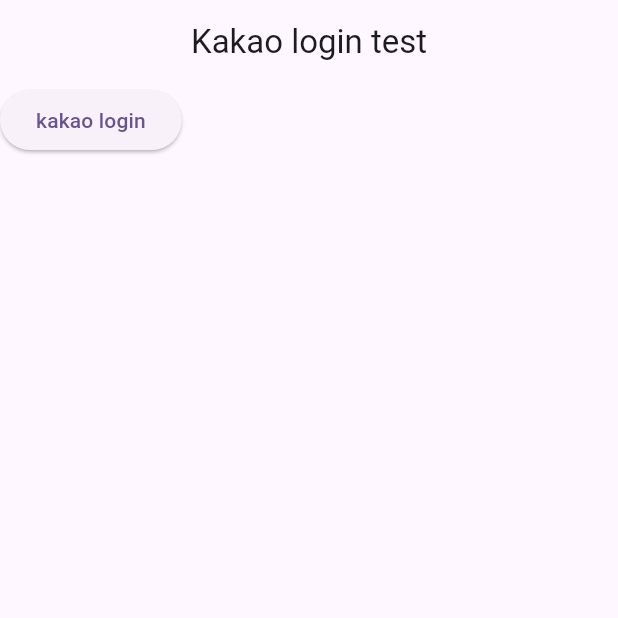
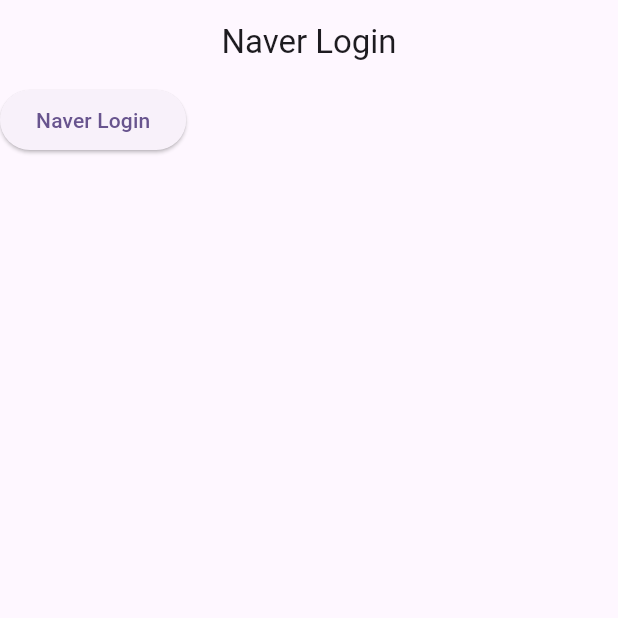
Before and after one commit to donna6355/up_study, a Flutter app: the screen it shows after launch, on a phone screen of 412 x 824 dp, the top half of it. Run offline on Flutter 3.47's test engine with Material 3 defaults, Android fonts, the phone set to English and light mode, and no system bars; missing offline and left inert: flutter_naver_login, kakao_flutter_sdk_user.

Commit message:
[add] naver login

```diff
--- a/lib/main.dart
+++ b/lib/main.dart
@@ -1,5 +1,6 @@
 import 'package:flutter/material.dart';
 import 'package:kakao_flutter_sdk_user/kakao_flutter_sdk_user.dart';
+import 'package:study/naver/naver_login.dart';
 
 import 'kakao/kakao_login.dart';
 
@@ -27,7 +28,7 @@ class MyApp extends StatelessWidget {
         colorScheme: ColorScheme.fromSeed(seedColor: Colors.deepPurple),
         useMaterial3: true,
       ),
-      home: const KakaoLogin(),
+      home: const NaverLogin(),
     );
   }
 }
--- /dev/null
+++ b/lib/naver/naver_login.dart
@@ -0,0 +1,37 @@
+import 'package:flutter/material.dart';
+import 'package:flutter_naver_login/flutter_naver_login.dart';
+
+class NaverLogin extends StatelessWidget {
+  const NaverLogin({super.key});
+
+  Future<void> buttonLoginPressed() async {
+    try {
+      await FlutterNaverLogin.logIn().then((res) {
+        print('accessToken');
+        print(res.accessToken);
+        print('userInfo');
+        print(res.account.toString());
+      });
+    } catch (error) {
+      print('Naver Login Failed $error');
+    }
+  }
+
+  @override
+  Widget build(BuildContext context) {
+    return Scaffold(
+      appBar: AppBar(
+        title: const Text('Naver Login'),
+        centerTitle: true,
+      ),
+      body: Column(
+        children: [
+          ElevatedButton(
+            onPressed: buttonLoginPressed,
+            child: Text('Naver Login'),
+          ),
+        ],
+      ),
+    );
+  }
+}
--- a/pubspec.yaml
+++ b/pubspec.yaml
@@ -37,6 +37,7 @@ dependencies:
   cupertino_icons: ^1.0.6
   kakao_flutter_sdk_user: ^1.9.2
   http: ^1.2.1
+  flutter_naver_login: ^1.8.0
 
 dev_dependencies:
   flutter_test:
```
Also changed, not shown: pubspec.lock, 6 other files.
